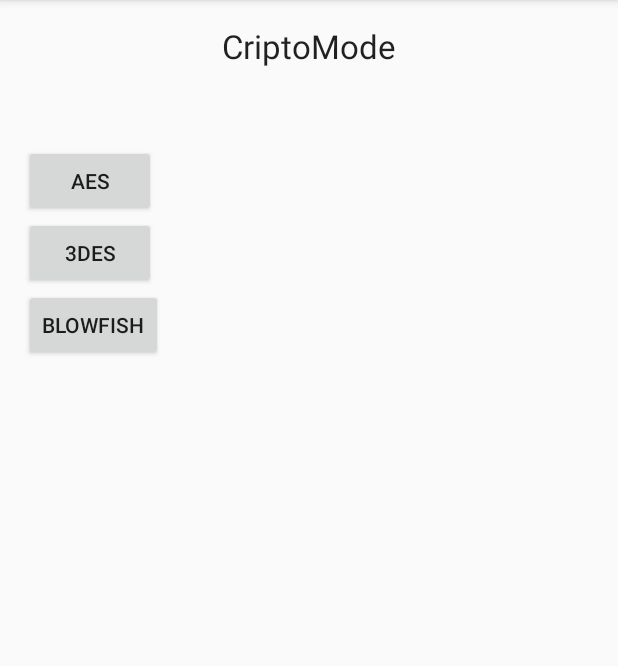
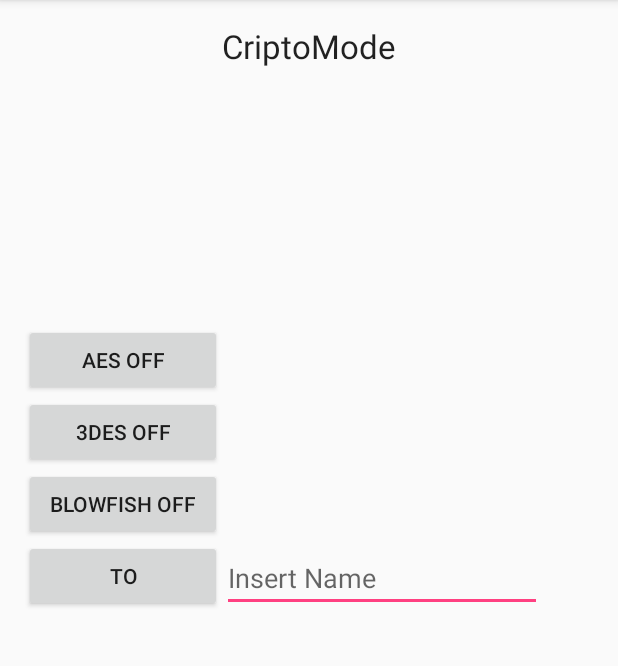
Before and after one commit to StefanoServiddio/criptoIM, an Android app: the CriptoActivity screen opened directly, with no data from a screen before it, on a phone screen of 412 x 824 dp, the part 84-750 px from its top. Run offline under Robolectric (Android 15) with nearby library versions, the phone set to English and light mode, and no system bars.

Commit message:
Insert New Button

```diff
--- a/app/src/main/res/layout/activity_cripto.xml
+++ b/app/src/main/res/layout/activity_cripto.xml
@@ -21,25 +21,47 @@
     <Button
         android:layout_width="wrap_content"
         android:layout_height="wrap_content"
-        android:text="AES"
+        android:text="AES OFF"
         android:id="@+id/button3"
-        android:layout_below="@+id/textView2"
+        android:layout_above="@+id/button4"
         android:layout_alignParentStart="true"
-        android:layout_marginTop="51dp" />
+        android:layout_alignEnd="@+id/button4" />
 
     <Button
         android:layout_width="wrap_content"
         android:layout_height="wrap_content"
-        android:text="3DES"
+        android:text="3DES OFF"
         android:id="@+id/button4"
-        android:layout_below="@+id/button3"
-        android:layout_alignParentStart="true" />
+        android:layout_above="@+id/button5"
+        android:layout_alignParentStart="true"
+        android:layout_alignEnd="@+id/button5" />
 
     <Button
         android:layout_width="wrap_content"
         android:layout_height="wrap_content"
-        android:text="Blowfish"
+        android:text="BLOWFISH OFF"
         android:id="@+id/button5"
-        android:layout_below="@+id/button4"
+        android:layout_above="@+id/button6"
+        android:layout_alignParentStart="true"
+        android:layout_toStartOf="@+id/destination" />
+
+    <EditText
+        android:layout_width="wrap_content"
+        android:layout_height="wrap_content"
+        android:inputType="textPersonName"
+        android:hint="Insert Name"
+        android:ems="10"
+        android:id="@+id/destination"
+        android:layout_alignBottom="@+id/button6"
+        android:layout_alignStart="@+id/textView2" />
+
+    <Button
+        android:layout_width="wrap_content"
+        android:layout_height="wrap_content"
+        android:text="To"
+        android:id="@+id/button6"
+        android:layout_centerVertical="true"
+        android:layout_alignEnd="@+id/button5"
         android:layout_alignParentStart="true" />
+
 </RelativeLayout>
```
